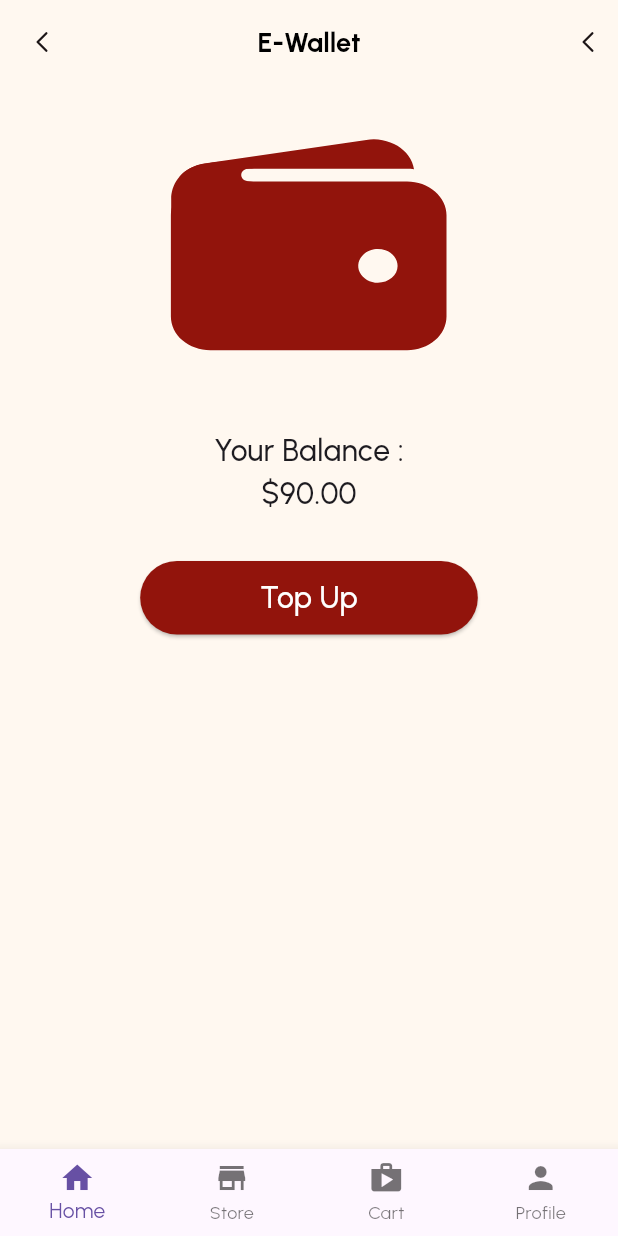
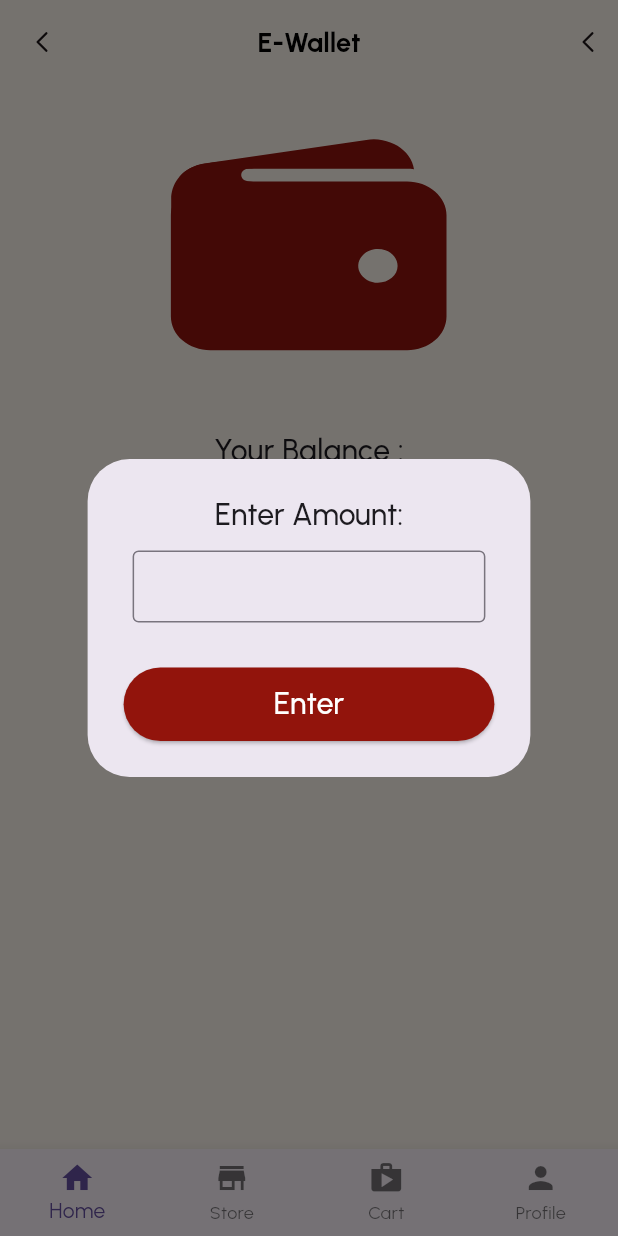
Before and after one commit to Kelompok-2-Mobile-Programming-TI-B-23/Marketplace, a Flutter app: the screen it shows after launch, after a tap on "Top Up", on a phone screen of 412 x 824 dp. Run offline on Flutter 3.47's test engine with Material 3 defaults, Android fonts, the phone set to English and light mode, and no system bars; our stand-ins replace flutter_svg.

Commit message:
[UPDATE] E-wallet pas top up udah ada pop up
- alert box nya agak kekecilan
- nav bar atas dan bawah iconnya masih belum sesuai

```diff
--- a/lib/e_wallet_screen.dart
+++ b/lib/e_wallet_screen.dart
@@ -3,6 +3,46 @@ import 'package:flutter_svg/flutter_svg.dart';
 
 class EWalletScreen extends StatelessWidget {
   const EWalletScreen({super.key});
+
+  void _showAlertDialog(BuildContext context) {
+    showDialog(
+      context: context,
+      builder: (BuildContext context) {
+        return AlertDialog(
+          buttonPadding: const EdgeInsets.all(50),
+          contentPadding: EdgeInsets.fromLTRB(30, 10, 30, 30),
+          title: const Text(
+              textAlign: TextAlign.center,
+              style: TextStyle(fontSize: 20, fontWeight: FontWeight.w500),
+              'Enter Amount:'),
+          content: const TextField(
+              decoration: InputDecoration(
+                  contentPadding:
+                      EdgeInsets.symmetric(vertical: 4, horizontal: 3),
+                  border: OutlineInputBorder(
+                      borderSide: BorderSide(color: Colors.grey, width: 1.0)))),
+          actions: <Widget>[
+            ElevatedButton(
+                style: ElevatedButton.styleFrom(
+                    alignment: Alignment.center,
+                    padding: const EdgeInsets.symmetric(
+                        horizontal: 100, vertical: 10),
+                    backgroundColor: const Color.fromARGB(255, 146, 20, 12)),
+                onPressed: () {
+                  _showAlertDialog(context);
+                },
+                child: const Text(
+                  'Enter',
+                  style: TextStyle(
+                      fontSize: 20,
+                      fontWeight: FontWeight.w500,
+                      color: Colors.white),
+                )),
+          ],
+        );
+      },
+    );
+  }
 
   @override
   Widget build(BuildContext context) {
@@ -48,12 +88,12 @@ class EWalletScreen extends StatelessWidget {
           ]),
       body: Row(mainAxisAlignment: MainAxisAlignment.center, children: [
         Column(children: [
-          SizedBox(
+          const SizedBox(
             height: 20,
           ),
           SvgPicture.asset('assets/icons/ion_wallet.svg'),
           Container(
-            padding: EdgeInsets.fromLTRB(0, 30, 0, 30),
+            padding: const EdgeInsets.fromLTRB(0, 30, 0, 30),
             child: Column(
               children: [
                 const Text(
@@ -64,7 +104,7 @@ class EWalletScreen extends StatelessWidget {
                   '\$90.00',
                   style: TextStyle(fontSize: 20, fontWeight: FontWeight.w500),
                 ),
-                SizedBox(
+                const SizedBox(
                   height: 30,
                 ),
                 ElevatedButton(
@@ -72,9 +112,12 @@ class EWalletScreen extends StatelessWidget {
                         alignment: Alignment.center,
                         padding: const EdgeInsets.symmetric(
                             horizontal: 80, vertical: 10),
-                        backgroundColor: Color.fromARGB(255, 146, 20, 12)),
-                    onPressed: () {},
-                    child: Text(
+                        backgroundColor:
+                            const Color.fromARGB(255, 146, 20, 12)),
+                    onPressed: () {
+                      _showAlertDialog(context);
+                    },
+                    child: const Text(
                       'Top Up',
                       style: TextStyle(
                           fontSize: 20,
```
